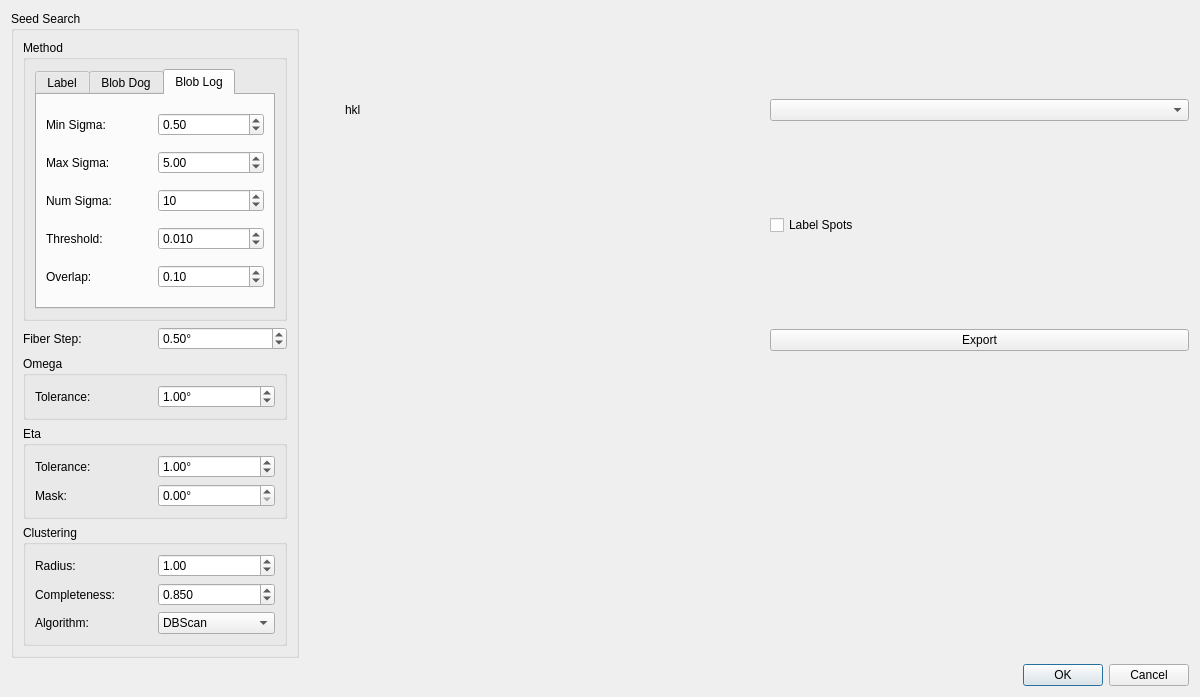
This is hexrd/ui/resources/ui/ome_maps_viewer_dialog.ui in HEXRD/hexrdgui as Qt 5 draws it before an edit. The edited form follows.
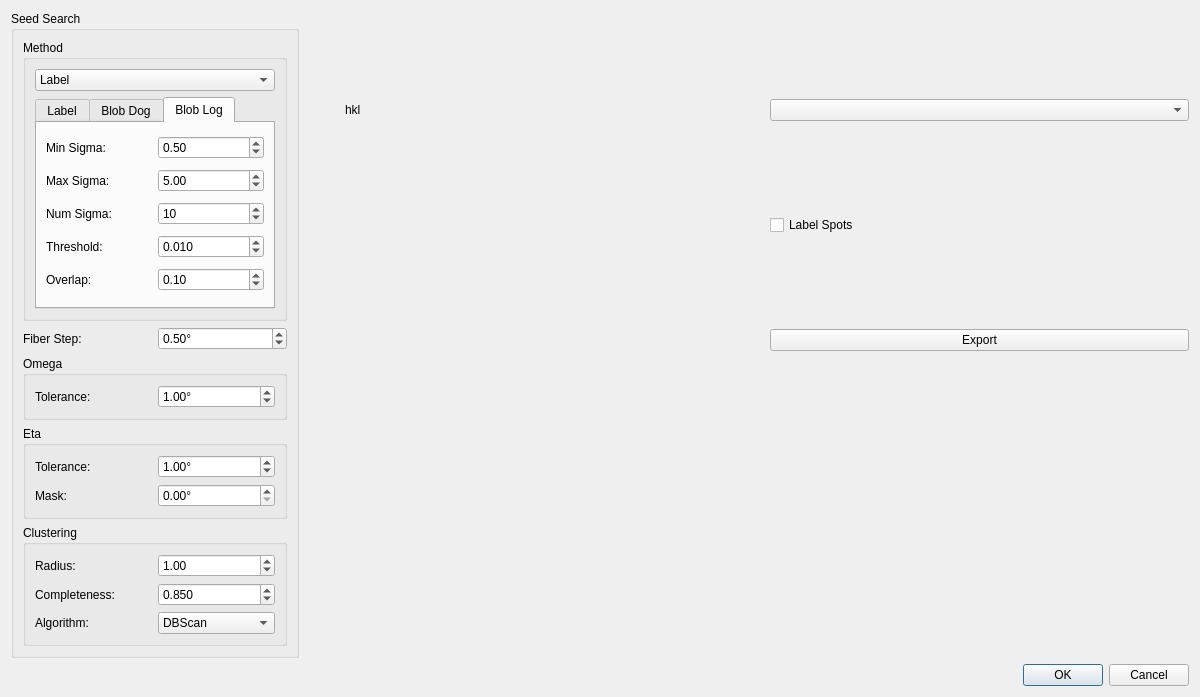
This is the edited form.

Commit message:
Use combo box to select method
Rather than having the user pick the method by selecting a tab,
which seems a little unintuitive, have the user pick the method
via a combo box.

This uses a tab widget with a hidden tab bar behind-the-scenes.

```diff
--- a/hexrd/ui/resources/ui/ome_maps_viewer_dialog.ui
+++ b/hexrd/ui/resources/ui/ome_maps_viewer_dialog.ui
@@ -102,8 +102,11 @@
          <string>Method</string>
         </property>
         <layout class="QGridLayout" name="gridLayout_4">
-         <item row="0" column="1">
+         <item row="1" column="1">
           <widget class="QTabWidget" name="tab_widget">
+           <property name="enabled">
+            <bool>true</bool>
+           </property>
            <property name="minimumSize">
             <size>
              <width>240</width>
@@ -279,94 +282,68 @@
              <string>Blob Log</string>
             </attribute>
             <layout class="QGridLayout" name="gridLayout_5">
-             <item row="0" column="0">
-              <widget class="QLabel" name="bl_min_sigma_label">
-               <property name="text">
-                <string>Min Sigma:</string>
-               </property>
-              </widget>
-             </item>
-             <item row="0" column="1">
-              <widget class="QDoubleSpinBox" name="bl_min_sigma">
-               <property name="maximum">
-                <double>1000.000000000000000</double>
-               </property>
-               <property name="singleStep">
-                <double>0.100000000000000</double>
-               </property>
-               <property name="value">
-                <double>0.500000000000000</double>
-               </property>
-              </widget>
-             </item>
-             <item row="1" column="0">
-              <widget class="QLabel" name="bl_max_sigma_label">
-               <property name="text">
-                <string>Max Sigma:</string>
-               </property>
-              </widget>
-             </item>
-             <item row="1" column="1">
-              <widget class="QDoubleSpinBox" name="bl_max_sigma">
-               <property name="maximum">
-                <double>1000.000000000000000</double>
-               </property>
-               <property name="singleStep">
-                <double>0.100000000000000</double>
-               </property>
-               <property name="value">
-                <double>5.000000000000000</double>
-               </property>
-              </widget>
-             </item>
-             <item row="2" column="0">
+             <item row="3" column="0">
               <widget class="QLabel" name="bl_sum_sigma_label">
                <property name="text">
                 <string>Num Sigma:</string>
                </property>
               </widget>
              </item>
-             <item row="3" column="0">
-              <widget class="QLabel" name="bl_threshold_label">
-               <property name="text">
-                <string>Threshold:</string>
-               </property>
-              </widget>
-             </item>
-             <item row="3" column="1">
-              <widget class="QDoubleSpinBox" name="bl_threshold">
-               <property name="decimals">
-                <number>3</number>
-               </property>
-               <property name="maximum">
-                <double>1000.000000000000000</double>
-               </property>
-               <property name="singleStep">
-                <double>0.010000000000000</double>
-               </property>
-               <property name="value">
-                <double>0.010000000000000</double>
-               </property>
-              </widget>
-             </item>
-             <item row="4" column="0">
+             <item row="5" column="0">
               <widget class="QLabel" name="bl_overlap_label">
                <property name="text">
                 <string>Overlap:</string>
                </property>
               </widget>
              </item>
-             <item row="4" column="1">
-              <widget class="QDoubleSpinBox" name="bl_overlap">
-               <property name="maximum">
-                <double>1000.000000000000000</double>
-               </property>
-               <property name="value">
-                <double>0.100000000000000</double>
-               </property>
-              </widget>
-             </item>
              <item row="2" column="1">
+              <widget class="QDoubleSpinBox" name="bl_max_sigma">
+               <property name="maximum">
+                <double>1000.000000000000000</double>
+               </property>
+               <property name="singleStep">
+                <double>0.100000000000000</double>
+               </property>
+               <property name="value">
+                <double>5.000000000000000</double>
+               </property>
+              </widget>
+             </item>
+             <item row="2" column="0">
+              <widget class="QLabel" name="bl_max_sigma_label">
+               <property name="text">
+                <string>Max Sigma:</string>
+               </property>
+              </widget>
+             </item>
+             <item row="4" column="0">
+              <widget class="QLabel" name="bl_threshold_label">
+               <property name="text">
+                <string>Threshold:</string>
+               </property>
+              </widget>
+             </item>
+             <item row="1" column="0">
+              <widget class="QLabel" name="bl_min_sigma_label">
+               <property name="text">
+                <string>Min Sigma:</string>
+               </property>
+              </widget>
+             </item>
+             <item row="1" column="1">
+              <widget class="QDoubleSpinBox" name="bl_min_sigma">
+               <property name="maximum">
+                <double>1000.000000000000000</double>
+               </property>
+               <property name="singleStep">
+                <double>0.100000000000000</double>
+               </property>
+               <property name="value">
+                <double>0.500000000000000</double>
+               </property>
+              </widget>
+             </item>
+             <item row="3" column="1">
               <widget class="QSpinBox" name="bl_num_sigma">
                <property name="minimum">
                 <number>1</number>
@@ -379,10 +356,55 @@
                </property>
               </widget>
              </item>
+             <item row="4" column="1">
+              <widget class="QDoubleSpinBox" name="bl_threshold">
+               <property name="decimals">
+                <number>3</number>
+               </property>
+               <property name="maximum">
+                <double>1000.000000000000000</double>
+               </property>
+               <property name="singleStep">
+                <double>0.010000000000000</double>
+               </property>
+               <property name="value">
+                <double>0.010000000000000</double>
+               </property>
+              </widget>
+             </item>
+             <item row="5" column="1">
+              <widget class="QDoubleSpinBox" name="bl_overlap">
+               <property name="maximum">
+                <double>1000.000000000000000</double>
+               </property>
+               <property name="value">
+                <double>0.100000000000000</double>
+               </property>
+              </widget>
+             </item>
             </layout>
            </widget>
           </widget>
          </item>
+         <item row="0" column="1">
+          <widget class="QComboBox" name="method">
+           <item>
+            <property name="text">
+             <string>Label</string>
+            </property>
+           </item>
+           <item>
+            <property name="text">
+             <string>Blob Dog</string>
+            </property>
+           </item>
+           <item>
+            <property name="text">
+             <string>Blob Log</string>
+            </property>
+           </item>
+          </widget>
+         </item>
         </layout>
        </widget>
       </item>
```
Left out of the diff: 1 changed line with no effect on the pictures. The commit also changes 1 other file.
